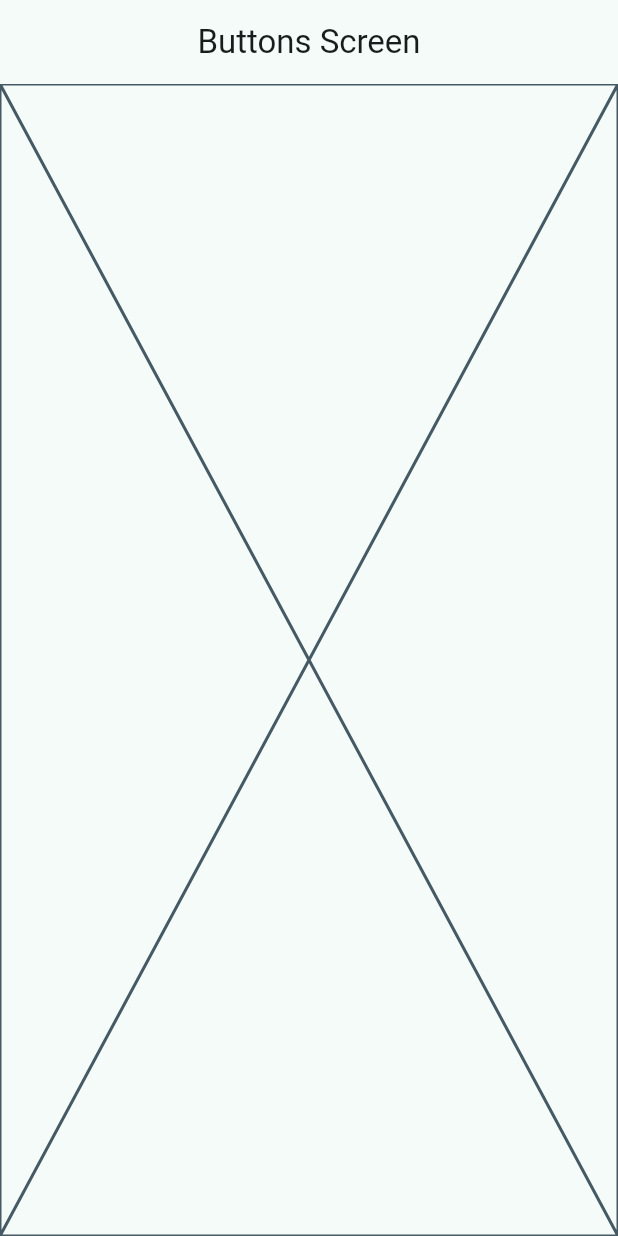
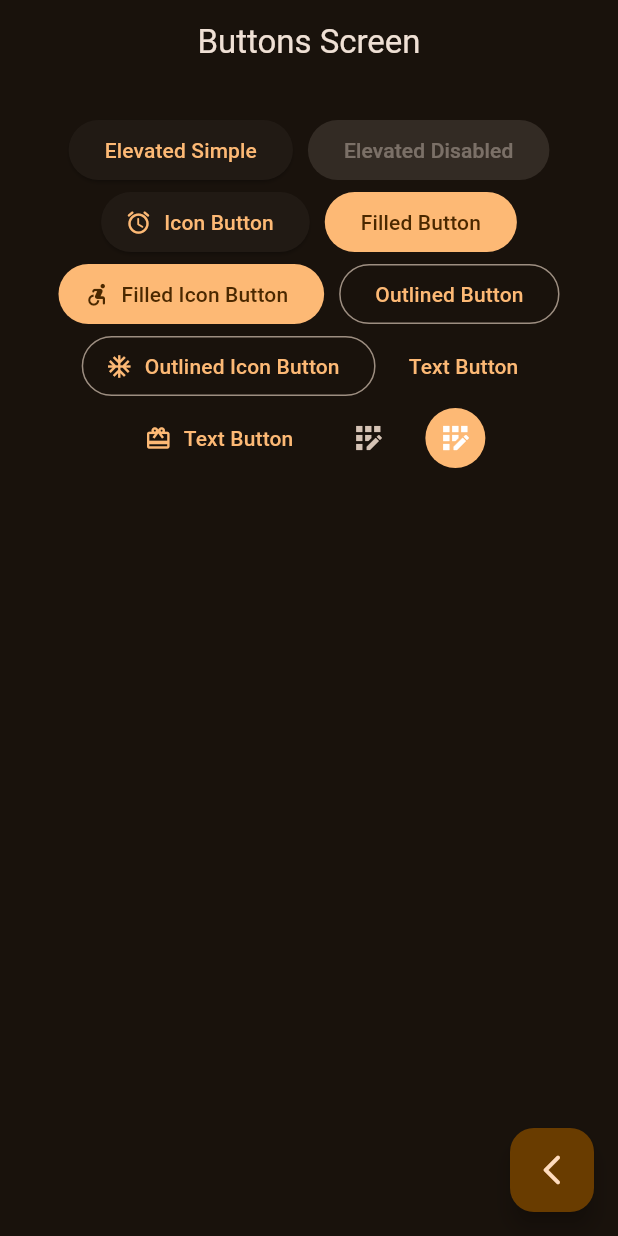
Before and after one commit to reyduar/flutter_widgets_app, a Flutter app: the ButtonsScreen screen opened by its route, on a phone screen of 412 x 824 dp. Run offline on Flutter 3.47's test engine with Material 2 defaults, Android fonts, the phone set to English and light mode, and no system bars; our stand-ins replace go_router.

Commit message:
Added flutter buttons

```diff
--- a/lib/config/theme/app_theme.dart
+++ b/lib/config/theme/app_theme.dart
@@ -22,6 +22,7 @@ class AppTheme {
 
   ThemeData getTheme() => ThemeData(
       useMaterial3: true,
+      brightness: Brightness.dark,
       colorSchemeSeed: colorList[selectedColor],
       appBarTheme: const AppBarTheme(centerTitle: true));
 }
--- a/lib/main.dart
+++ b/lib/main.dart
@@ -14,7 +14,7 @@ class MainApp extends StatelessWidget {
     return MaterialApp.router(
       routerConfig: appRouter,
       debugShowCheckedModeBanner: false,
-      theme: AppTheme(selectedColor: 2).getTheme(),
+      theme: AppTheme(selectedColor: 5).getTheme(),
     );
   }
 }
--- a/lib/presentation/screens/buttons/buttons_screen.dart
+++ b/lib/presentation/screens/buttons/buttons_screen.dart
@@ -1,4 +1,5 @@
 import 'package:flutter/material.dart';
+import 'package:go_router/go_router.dart';
 
 class ButtonsScreen extends StatelessWidget {
   static const String name = 'buttons_screen';
@@ -10,7 +11,75 @@ class ButtonsScreen extends StatelessWidget {
       appBar: AppBar(
         title: const Text('Buttons Screen'),
       ),
-      body: const Placeholder(),
+      body: const _ButtonsView(),
+      floatingActionButton: FloatingActionButton(
+        onPressed: () {
+          context.pop();
+        },
+        child: const Icon(Icons.arrow_back_ios_new_rounded),
+      ),
     );
   }
 }
+
+class _ButtonsView extends StatelessWidget {
+  const _ButtonsView();
+
+  @override
+  Widget build(BuildContext context) {
+    final colors = Theme.of(context).colorScheme;
+    return SizedBox(
+      width: double.infinity,
+      child: Padding(
+        padding: const EdgeInsets.symmetric(horizontal: 10, vertical: 20),
+        child: Wrap(
+          alignment: WrapAlignment.center,
+          spacing: 10,
+          children: [
+            ElevatedButton(
+                onPressed: () {}, child: const Text('Elevated Simple')),
+            const ElevatedButton(
+                onPressed: null, child: Text('Elevated Disabled')),
+            ElevatedButton.icon(
+                onPressed: () {},
+                icon: const Icon(Icons.access_alarm_rounded),
+                label: const Text('Icon Button')),
+            FilledButton(onPressed: () {}, child: const Text('Filled Button')),
+            FilledButton.icon(
+                onPressed: () {},
+                icon: const Icon(Icons.accessible_forward_rounded),
+                label: const Text('Filled Icon Button')),
+            OutlinedButton(
+              onPressed: () {},
+              child: const Text('Outlined Button'),
+            ),
+            OutlinedButton.icon(
+              onPressed: () {},
+              icon: const Icon(Icons.ac_unit_outlined),
+              label: const Text('Outlined Icon Button'),
+            ),
+            TextButton(
+              onPressed: () {},
+              child: const Text('Text Button'),
+            ),
+            TextButton.icon(
+              onPressed: () {},
+              icon: const Icon(Icons.wallet_giftcard),
+              label: const Text('Text Button'),
+            ),
+            IconButton(
+                onPressed: () {},
+                icon: const Icon(Icons.app_registration_outlined)),
+            IconButton(
+              onPressed: () {},
+              icon: const Icon(Icons.app_registration_outlined),
+              style: ButtonStyle(
+                  backgroundColor: MaterialStatePropertyAll(colors.primary),
+                  iconColor: const MaterialStatePropertyAll(Colors.white)),
+            ),
+          ],
+        ),
+      ),
+    );
+  }
+}
```
